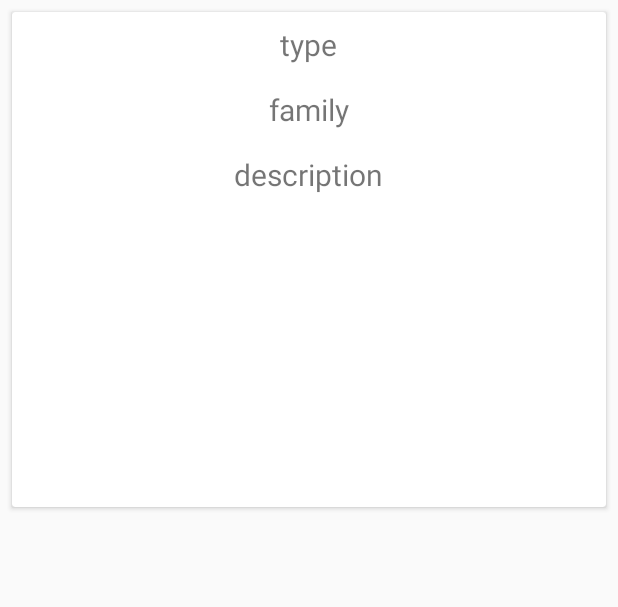
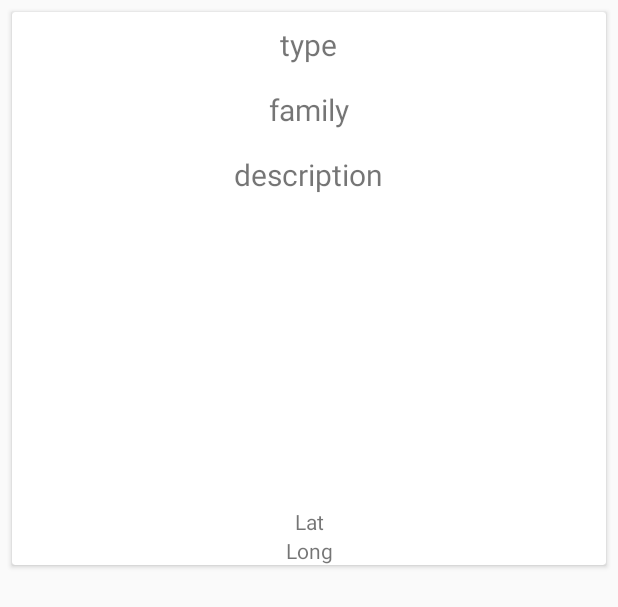
Before and after one commit to vegansabor1982/Pawz, an Android app: the layout image_item_test.xml on its own in the app's theme, with its tools: preview values and no code run, on a phone screen of 412 x 824 dp. Shown: the top 607 px of the screen. Run offline under Robolectric (Android 15) with nearby library versions, the phone set to English and light mode, and no system bars.

Commit message:
Happy new Year! again!2

```diff
--- a/app/src/main/java/com/example/android/pawstwo/MapsActivity.java
+++ b/app/src/main/java/com/example/android/pawstwo/MapsActivity.java
@@ -157,6 +157,8 @@ public class MapsActivity extends FragmentActivity implements OnMapReadyCallback
                         f.putExtra ( "LONGTITUDE",marker.getPosition ().longitude);
 
                         startActivity ( f );
+
+
 
 
 
--- a/app/src/main/java/com/example/android/pawstwo/PetAdapterTest.java
+++ b/app/src/main/java/com/example/android/pawstwo/PetAdapterTest.java
@@ -60,6 +60,8 @@ public class PetAdapterTest extends RecyclerView.Adapter<PetAdapterTest.PetHolde
         petHolder.textViewType.setText ( uploadCurrent.getmType () );
         petHolder.textViewFamily.setText ( uploadCurrent.getmFamily () );
         petHolder.textViewDescription.setText ( uploadCurrent.getmDescription () );
+        petHolder.mLatReturn.setText ( uploadCurrent.getmLat ());
+        petHolder.mLongReturn.setText ( uploadCurrent.getmLongt () );
 
         Picasso.get ().load ( uploadCurrent.getmImageUrl () ).fit ().centerCrop ().into ( petHolder.imageView );
 
@@ -79,6 +81,8 @@ public class PetAdapterTest extends RecyclerView.Adapter<PetAdapterTest.PetHolde
         public TextView textViewFamily;
         public TextView textViewDescription;
         public ImageView imageView;
+        public TextView mLatReturn;
+        public TextView mLongReturn;
         OnItemClickListener itemClickListener;
 
 
@@ -89,6 +93,8 @@ public class PetAdapterTest extends RecyclerView.Adapter<PetAdapterTest.PetHolde
             textViewFamily = itemView.findViewById ( R.id.text_view_family_test );
             textViewDescription = itemView.findViewById ( R.id.text_view_description_test );
             imageView = itemView.findViewById ( R.id.image_view_upload_test );
+            mLatReturn=itemView.findViewById ( R.id.tv_latitude_return );
+            mLongReturn=itemView.findViewById ( R.id.tv_longtitude_return);
 
 
             itemView.setOnClickListener ( new View.OnClickListener () {
--- a/app/src/main/java/com/example/android/pawstwo/TestHomeActivity.java
+++ b/app/src/main/java/com/example/android/pawstwo/TestHomeActivity.java
@@ -47,6 +47,8 @@ public class TestHomeActivity extends AppCompatActivity implements NavigationVie
     public static final String PET_TYPE ="pet_type";
     public static final String PET_FAMILY ="pet_family";
     public static final String PET_DESCRIPTION ="pet_description";
+    public static final String PET_LATITUDE ="pet_latitude";
+    public static final String PET_LONGTITUDE ="pet_longtitude";
 
 
     int number = 0;
@@ -151,6 +153,8 @@ public class TestHomeActivity extends AppCompatActivity implements NavigationVie
        d.putExtra ( PET_TYPE,clickedItem.getmType ());
        d.putExtra ( PET_FAMILY,clickedItem.getmFamily () );
        d.putExtra ( PET_DESCRIPTION,clickedItem.getmDescription () );
+       d.putExtra ( PET_LATITUDE,clickedItem.getmLat () );
+       d.putExtra ( PET_LONGTITUDE,clickedItem.getmLongt () );
 
        startActivity ( d );
 
--- a/app/src/main/res/layout/image_item_test.xml
+++ b/app/src/main/res/layout/image_item_test.xml
@@ -44,6 +44,20 @@
             android:layout_width="match_parent"
             android:layout_height="200dp" />
 
+        <TextView
+            android:id="@+id/tv_latitude_return"
+            android:layout_width="match_parent"
+            android:layout_height="wrap_content"
+            android:text="Lat"
+            android:textAlignment="center" />
+
+        <TextView
+            android:id="@+id/tv_longtitude_return"
+            android:layout_width="match_parent"
+            android:layout_height="wrap_content"
+            android:text="Long"
+            android:textAlignment="center" />
+
 
     </LinearLayout>
 
```
Also changed, not shown: app/src/main/java/com/example/android/pawstwo/SpecificPetProfileActivity.java (+23 -16 lines), app/src/main/res/layout/activity_specific_pet_profile.xml (+25 -11 lines).
